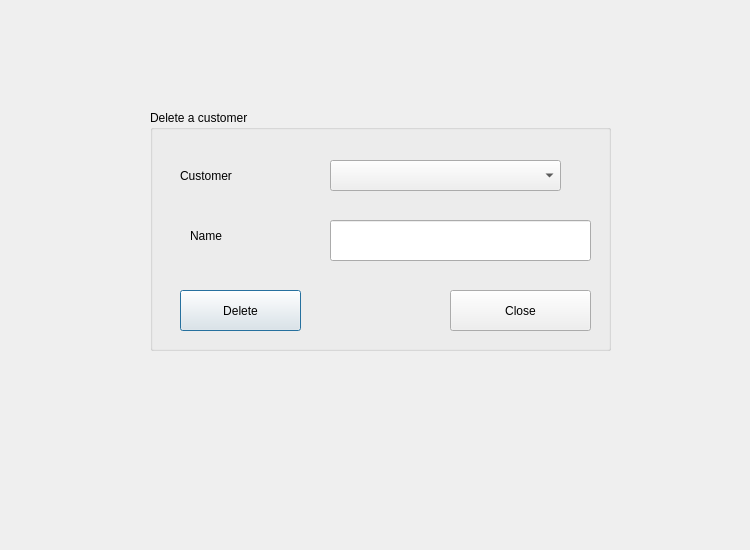
The window that deletecustomer.ui (jonathansaetre/BankSystem) describes before a commit, drawn with Qt 5.
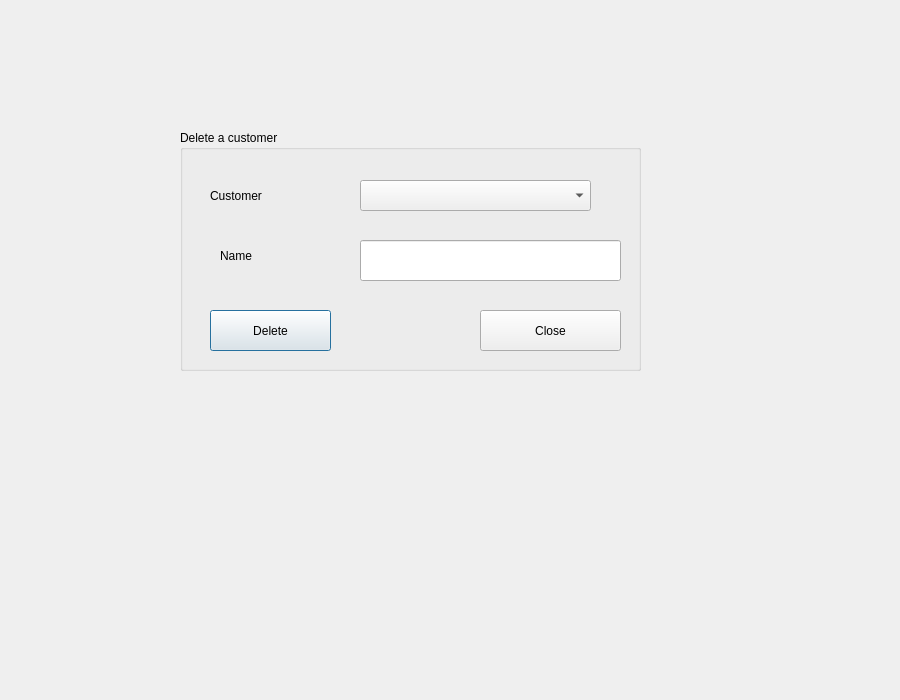
The same window after the commit.

What changed in the file:
```diff
--- a/deletecustomer.ui
+++ b/deletecustomer.ui
@@ -6,18 +6,30 @@
    <rect>
     <x>0</x>
     <y>0</y>
-    <width>750</width>
-    <height>550</height>
+    <width>900</width>
+    <height>700</height>
    </rect>
   </property>
+  <property name="minimumSize">
+   <size>
+    <width>900</width>
+    <height>700</height>
+   </size>
+  </property>
+  <property name="maximumSize">
+   <size>
+    <width>900</width>
+    <height>700</height>
+   </size>
+  </property>
   <property name="windowTitle">
    <string>Delete Customer</string>
   </property>
   <widget class="QGroupBox" name="groupBox">
    <property name="geometry">
     <rect>
-     <x>150</x>
-     <y>110</y>
+     <x>180</x>
+     <y>130</y>
      <width>461</width>
      <height>241</height>
     </rect>
```
